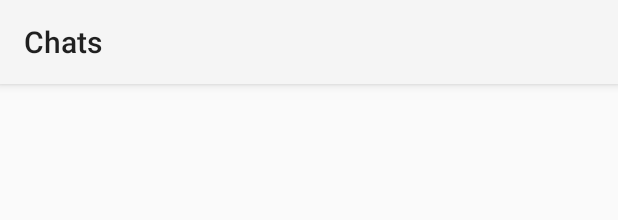
After one commit to contrasting/OverfishingAndroid, an Android app: the layout fragment_chats.xml on its own in the app's theme, with its tools: preview values and no code run, on a phone screen of 412 x 824 dp. The commit adds this screen. Shown: the top 220 px of the screen. Run offline under Robolectric (Android 15) with nearby library versions, the phone set to English and light mode, and no system bars.

Commit message:
add ChatsFragment, add Toolbars

```diff
--- a/app/src/main/java/dating/overfishing/data/FakeUserData.java
+++ b/app/src/main/java/dating/overfishing/data/FakeUserData.java
@@ -25,7 +25,7 @@ public class FakeUserData implements UserDataProvider {
                         "Argha",
                         25,
                         23,
-                        "I only like Indian girls who are immigrants lololololol",
+                        "Technology entrepreneur. \n\nGamer and traveller. 13 countries and counting \nThird culture kid and trilingual",
                         "Warwick University")
         );
 
@@ -59,7 +59,7 @@ public class FakeUserData implements UserDataProvider {
     }
 
     @Override
-    public void likeUserWithId(String id) {
+    public void likeUserWithId(String id, String message) {
 
     }
 
--- a/app/src/main/java/dating/overfishing/data/RealUserData.java
+++ b/app/src/main/java/dating/overfishing/data/RealUserData.java
@@ -23,7 +23,7 @@ public class RealUserData implements UserDataProvider {
     }
 
     @Override
-    public void likeUserWithId(String id) {
+    public void likeUserWithId(String id, String message) {
 
     }
 
--- a/app/src/main/java/dating/overfishing/data/UserDataProvider.java
+++ b/app/src/main/java/dating/overfishing/data/UserDataProvider.java
@@ -12,7 +12,7 @@ public interface UserDataProvider {
     void passUserWithId(String id);
 
     // network call
-    void likeUserWithId(String id);
+    void likeUserWithId(String id, String message);
 
     // can be done locally
     void pinUserWithId(String id);
--- a/app/src/main/java/dating/overfishing/ui/main/MainViewModel.java
+++ b/app/src/main/java/dating/overfishing/ui/main/MainViewModel.java
@@ -31,7 +31,7 @@ public class MainViewModel extends AndroidViewModel implements UserDataProvider.
     }
 
     public void likeUser(String userId) {
-        mDataProvider.likeUserWithId(userId);
+        mDataProvider.likeUserWithId(userId, null);
         nextUser();
     }
 
--- a/app/src/main/res/drawable/ic_fish.xml
+++ b/app/src/main/res/drawable/ic_fish.xml
@@ -1,6 +1,6 @@
 <vector xmlns:android="http://schemas.android.com/apk/res/android"
-    android:width="512dp"
-    android:height="512dp"
+    android:width="200dp"
+    android:height="200dp"
     android:viewportWidth="512"
     android:viewportHeight="512">
   <path
--- /dev/null
+++ b/app/src/main/res/layout/fragment_chats.xml
@@ -0,0 +1,21 @@
+<?xml version="1.0" encoding="utf-8"?>
+<androidx.coordinatorlayout.widget.CoordinatorLayout
+    xmlns:android="http://schemas.android.com/apk/res/android"
+    android:layout_width="match_parent"
+    android:layout_height="match_parent"
+    xmlns:app="http://schemas.android.com/apk/res-auto">
+
+    <com.google.android.material.appbar.AppBarLayout
+        android:layout_width="match_parent"
+        android:layout_height="wrap_content">
+
+        <androidx.appcompat.widget.Toolbar
+            android:layout_width="match_parent"
+            android:layout_height="wrap_content"
+            app:title="Chats"
+
+            />
+
+    </com.google.android.material.appbar.AppBarLayout>
+
+</androidx.coordinatorlayout.widget.CoordinatorLayout>
```
Also changed, not shown: app/src/main/java/dating/overfishing/MainActivity.java (+8 -0 lines), app/src/main/java/dating/overfishing/ui/main/ChatsFragment.java (added, +25 -0 lines), app/src/main/res/drawable/ic_aquarium.xml (added, +18 -0 lines), app/src/main/res/layout/fragment_filters.xml (+26 -3 lines).
